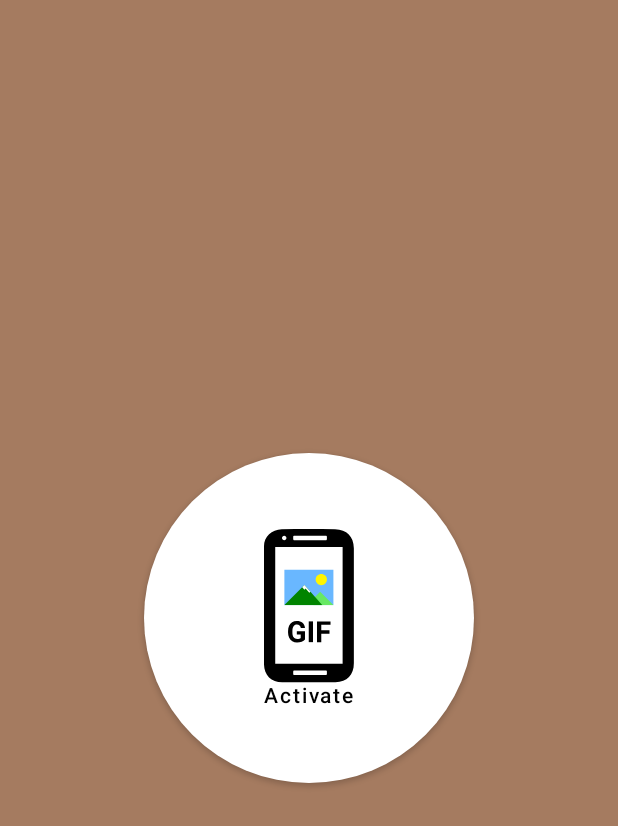
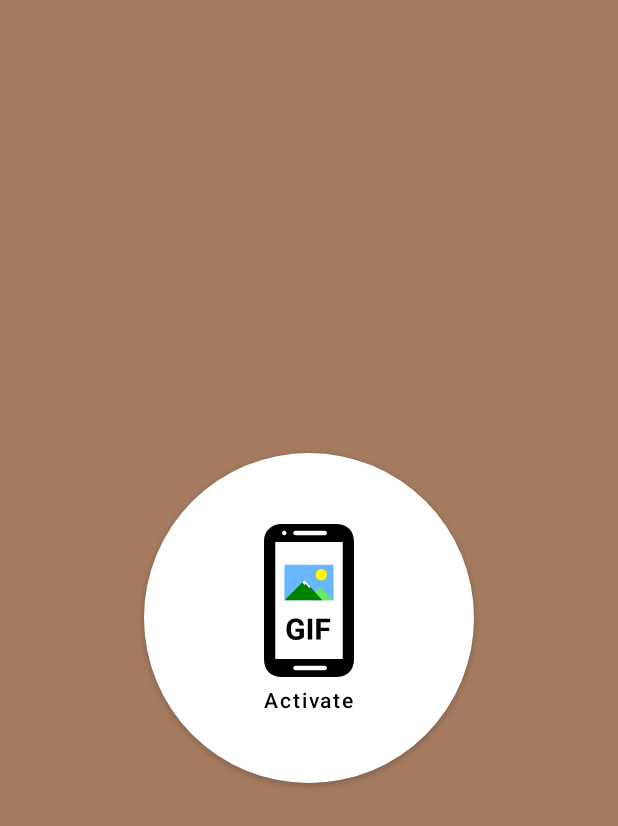
Before and after one commit to redwarp/gif-wallpaper, an Android app built with Jetpack Compose: the screen it shows after launch (MainActivity), on a phone screen of 412 x 824 dp. Shown: the top 826 px of the screen. Run offline under Robolectric (Android 15) with nearby library versions, the phone set to English and light mode, and no system bars; our stand-ins replace accompanist; libraries missing offline, so code that uses them is left out: androidx.palette.graphics, app.redwarp.gif.

Commit message:
chore: Update phone launch graphic

```diff
--- a/app/src/main/java/net/redwarp/gifwallpaper/ui/LauncherComposable.kt
+++ b/app/src/main/java/net/redwarp/gifwallpaper/ui/LauncherComposable.kt
@@ -21,6 +21,7 @@ import androidx.compose.foundation.Image
 import androidx.compose.foundation.background
 import androidx.compose.foundation.layout.Arrangement
 import androidx.compose.foundation.layout.Column
+import androidx.compose.foundation.layout.Spacer
 import androidx.compose.foundation.layout.fillMaxHeight
 import androidx.compose.foundation.layout.fillMaxWidth
 import androidx.compose.foundation.layout.size
@@ -61,6 +62,7 @@ fun LauncherUi(onClick: () -> Unit) {
                     painter = painterResource(id = R.drawable.phone_large),
                     contentDescription = null
                 )
+                Spacer(modifier = Modifier.size(8.dp))
                 Text(
                     text = stringResource(id = R.string.activate),
                     style = MaterialTheme.typography.button
--- a/app/src/main/res/drawable-night/phone_large.xml
+++ b/app/src/main/res/drawable-night/phone_large.xml
@@ -1,65 +1,54 @@
 <vector xmlns:android="http://schemas.android.com/apk/res/android"
     android:width="60dp"
-    android:height="104dp"
+    android:height="102dp"
     android:viewportWidth="60"
-    android:viewportHeight="104">
-  <path
-      android:pathData="M52.5,12H7.5V90H52.5V12Z"
-      android:fillColor="#ffffff"/>
-  <path
-      android:pathData="M60,89.662C60,97.463 55.5,102.112 47.7,102.262C43.75,102.262 39.8,102.279 35.85,102.296C27.95,102.329 20.05,102.362 12.15,102.262C4.8,102.262 0.15,97.613 0,90.412V11.363C0,5.063 5.1,0.262 11.85,0.112C23.7,-0.038 35.55,-0.038 47.4,0.112C55.35,0.262 59.85,4.912 60,12.863V89.662ZM52.5,90H7.5V12H52.5V90Z"
-      android:fillColor="#000000"
-      android:fillType="evenOdd"/>
-  <path
-      android:pathData="M12,6a1.5,1.5 0,1 0,3 0a1.5,1.5 0,1 0,-3 0z"
-      android:fillColor="#ffffff"/>
-  <path
-      android:pathData="M20.5,4.5L41,4.5A1,1 0,0 1,42 5.5L42,6.5A1,1 0,0 1,41 7.5L20.5,7.5A1,1 0,0 1,19.5 6.5L19.5,5.5A1,1 0,0 1,20.5 4.5z"
-      android:fillColor="#ffffff"/>
-  <path
-      android:pathData="M20.5,94.5L41,94.5A1,1 0,0 1,42 95.5L42,96.5A1,1 0,0 1,41 97.5L20.5,97.5A1,1 0,0 1,19.5 96.5L19.5,95.5A1,1 0,0 1,20.5 94.5z"
-      android:fillColor="#ffffff"/>
+    android:viewportHeight="102">
   <group>
     <clip-path
-        android:pathData="M13.5,27h33v23.888h-33z"/>
+        android:pathData="M0,0h60v102H0z"/>
     <path
-        android:pathData="M13.5,27h33v23.888h-33z"
+        android:pathData="M6,10.5h48v81H6z"
+        android:fillColor="#F2EDDC"/>
+    <group>
+      <clip-path
+          android:pathData="M13.5,27h33v24L13.5,51z"/>
+      <path
+          android:pathData="M13.5,27h33v24h-33z"
           android:fillColor="#004789"/>
       <path
-        android:pathData="M37.5,41.888L33,46.388V50.888H46.5L37.5,41.888Z"
+          android:pathData="m37.5,41.96 l-4.5,4.52V51h13.5l-9,-9.04Z"
           android:fillColor="#008400"/>
       <path
-        android:pathData="M27,37.388L13.5,50.888H39L27,37.388Z"
-        android:fillColor="#006600"/>
+          android:pathData="M27,37.44 L13.5,51H39L27,37.44Z"
+          android:fillColor="#060"/>
       <path
-        android:pathData="M27,40.537L25.5,38.888L27,37.388L30.999,41.888L30.25,42.638L27.75,39.787L27,40.537Z"
-        android:fillColor="#ffffff"/>
+          android:pathData="m27,40.6 l-1.5,-1.66 1.5,-1.51 4,4.52 -0.75,0.75 -2.5,-2.86 -0.75,0.75Z"
+          android:fillColor="#fff"/>
       <path
-        android:pathData="M25.5,30C25.5,30.828 24.828,31.5 24,31.5C24.828,31.5 25.5,32.172 25.5,33C25.5,32.172 26.172,31.5 27,31.5C26.172,31.5 25.5,30.828 25.5,30Z"
+          android:pathData="M25.5,30.01c0,0.83 -0.67,1.51 -1.5,1.51 0.83,0 1.5,0.68 1.5,1.51 0,-0.83 0.67,-1.51 1.5,-1.51 -0.83,0 -1.5,-0.68 -1.5,-1.51Z"
           android:fillColor="#FFF500"/>
       <path
-        android:pathData="M16.5,30C16.5,30.828 15.828,31.5 15,31.5C15.828,31.5 16.5,32.172 16.5,33C16.5,32.172 17.172,31.5 18,31.5C17.172,31.5 16.5,30.828 16.5,30Z"
+          android:pathData="M16.5,30.01c0,0.83 -0.67,1.51 -1.5,1.51 0.83,0 1.5,0.68 1.5,1.51 0,-0.83 0.67,-1.51 1.5,-1.51 -0.83,0 -1.5,-0.68 -1.5,-1.51Z"
           android:fillColor="#FF9264"/>
       <path
-        android:pathData="M21,34.5C21,35.328 20.328,36 19.5,36C20.328,36 21,36.672 21,37.5C21,36.672 21.672,36 22.5,36C21.672,36 21,35.328 21,34.5Z"
-        android:fillColor="#ffffff"/>
+          android:pathData="M21,34.53c0,0.83 -0.67,1.51 -1.5,1.51 0.83,0 1.5,0.68 1.5,1.51 0,-0.83 0.67,-1.51 1.5,-1.51 -0.83,0 -1.5,-0.67 -1.5,-1.51ZM31.5,33.03c0,0.83 -0.67,1.51 -1.5,1.51 0.83,0 1.5,0.68 1.5,1.51 0,-0.83 0.67,-1.51 1.5,-1.51 -0.83,0 -1.5,-0.67 -1.5,-1.51Z"
+          android:fillColor="#fff"/>
       <path
-        android:pathData="M31.5,33C31.5,33.828 30.828,34.5 30,34.5C30.828,34.5 31.5,35.172 31.5,36C31.5,35.172 32.172,34.5 33,34.5C32.172,34.5 31.5,33.828 31.5,33Z"
-        android:fillColor="#ffffff"/>
-    <path
-        android:pathData="M38.25,33.75m-3.75,0a3.75,3.75 0,1 1,7.5 0a3.75,3.75 0,1 1,-7.5 0"
+          android:pathData="M34.5,33.78a3.75,3.77 0,1 0,7.5 0a3.75,3.77 0,1 0,-7.5 0z"
           android:fillColor="#00095E"/>
       <path
-        android:pathData="M36.058,30.66C35.114,31.341 34.5,32.45 34.5,33.703C34.5,35.774 36.179,37.453 38.25,37.453C38.819,37.453 39.358,37.326 39.841,37.1C37.594,36.233 36,34.053 36,31.5C36,31.215 36.02,30.934 36.058,30.66Z"
-        android:fillColor="#ffffff"/>
+          android:pathData="M36.06,30.68a3.77,3.77 0,0 0,-1.56 3.06,3.76 3.76,0 0,0 3.75,3.77 3.72,3.72 0,0 0,1.59 -0.35,6.03 6.03,0 0,1 -3.78,-6.47Z"
+          android:fillColor="#fff"/>
     </group>
     <path
-      android:pathData="M27.372,73.802C26.858,74.418 26.131,74.897 25.192,75.24C24.252,75.576 23.211,75.744 22.069,75.744C20.869,75.744 19.815,75.484 18.907,74.963C18.006,74.437 17.308,73.675 16.813,72.678C16.324,71.682 16.073,70.51 16.06,69.165V68.222C16.06,66.838 16.292,65.642 16.756,64.633C17.225,63.617 17.898,62.842 18.774,62.309C19.656,61.77 20.688,61.5 21.869,61.5C23.513,61.5 24.798,61.894 25.725,62.681C26.652,63.461 27.201,64.601 27.372,66.099H24.592C24.465,65.305 24.182,64.725 23.744,64.356C23.313,63.988 22.716,63.804 21.954,63.804C20.983,63.804 20.244,64.169 19.736,64.899C19.228,65.629 18.971,66.715 18.965,68.156V69.041C18.965,70.495 19.241,71.593 19.793,72.336C20.345,73.078 21.154,73.45 22.221,73.45C23.294,73.45 24.059,73.221 24.516,72.764V70.374H21.916V68.27H27.372V73.802Z"
-      android:fillColor="#000000"/>
+        android:pathData="M26.62,75.31c-0.53,0.62 -1.27,1.1 -2.24,1.44 -0.96,0.34 -2.04,0.5 -3.21,0.5 -1.23,0 -2.32,-0.26 -3.25,-0.78 -0.93,-0.53 -1.64,-1.29 -2.15,-2.29 -0.5,-1 -0.76,-2.17 -0.77,-3.52v-0.94c0,-1.38 0.24,-2.58 0.71,-3.59 0.48,-1.02 1.17,-1.79 2.07,-2.32 0.91,-0.54 1.97,-0.81 3.18,-0.81 1.69,0 3.01,0.39 3.96,1.18 0.95,0.78 1.52,1.92 1.69,3.42h-2.86c-0.13,-0.79 -0.42,-1.38 -0.87,-1.74 -0.44,-0.37 -1.06,-0.55 -1.84,-0.55 -1,0 -1.76,0.37 -2.28,1.1 -0.52,0.73 -0.79,1.82 -0.79,3.26v0.89c0,1.45 0.28,2.55 0.85,3.3 0.57,0.74 1.4,1.11 2.49,1.11 1.1,0 1.89,-0.23 2.36,-0.69v-2.39h-2.67v-2.11h5.61v5.53ZM32.13,77.06h-2.93V63.19h2.93v13.87ZM43.43,71.39h-5.64v5.67h-2.93V63.19h9.27v2.32h-6.34v3.58h5.64v2.31Z"
+        android:fillColor="#000"/>
     <path
-      android:pathData="M32.733,75.554H29.876V61.69H32.733V75.554Z"
-      android:fillColor="#000000"/>
+        android:pathData="M18,93h25.5v6H18zM10.5,3h33v6h-33z"
+        android:fillColor="#F2EDDC"/>
     <path
-      android:pathData="M43.73,69.888H38.246V75.554H35.389V61.69H44.416V64.004H38.246V67.584H43.73V69.888Z"
-      android:fillColor="#000000"/>
+        android:pathData="M48,102c7.5,0 12,-4.5 12,-12L60,12c0,-7.5 -4.5,-12 -12,-12L12,0C4.5,0 0,5.06 0,11.36L0,90c0,7.5 4.5,12 12,12h36ZM7.5,90h45L52.5,12h-45v78ZM13.5,7.5a1.5,1.5 0,1 0,0 -3,1.5 1.5,0 0,0 0,3ZM19.5,6A1.5,1.5 0,0 1,21 4.5h19.5a1.5,1.5 0,0 1,0 3L21,7.5A1.5,1.5 0,0 1,19.5 6ZM21,94.5a1.5,1.5 0,0 0,0 3h19.5a1.5,1.5 0,0 0,0 -3L21,94.5Z"
+        android:fillColor="#000"
+        android:fillType="evenOdd"/>
+  </group>
 </vector>
--- a/app/src/main/res/drawable/phone_large.xml
+++ b/app/src/main/res/drawable/phone_large.xml
@@ -1,50 +1,42 @@
 <vector xmlns:android="http://schemas.android.com/apk/res/android"
     android:width="60dp"
-    android:height="103.5dp"
-    android:viewportWidth="80"
-    android:viewportHeight="138">
-  <path
-      android:pathData="M70,16H10V120H70V16Z"
-      android:fillColor="#ffffff"/>
-  <path
-      android:pathData="M80,119.55C80,129.95 74,136.15 63.6,136.35C58.333,136.35 53.067,136.372 47.8,136.394C37.267,136.439 26.733,136.483 16.2,136.35C6.4,136.35 0.2,130.15 0,120.55V15.15C0,6.75 6.8,0.35 15.8,0.15C31.6,-0.05 47.4,-0.05 63.2,0.15C73.8,0.35 79.8,6.55 80,17.15V119.55ZM70,120H10V16H70V120Z"
-      android:fillColor="#000000"
-      android:fillType="evenOdd"/>
-  <path
-      android:pathData="M18,8m-2,0a2,2 0,1 1,4 0a2,2 0,1 1,-4 0"
-      android:fillColor="#ffffff"/>
-  <path
-      android:pathData="M27,6L55,6A1,1 0,0 1,56 7L56,9A1,1 0,0 1,55 10L27,10A1,1 0,0 1,26 9L26,7A1,1 0,0 1,27 6z"
-      android:fillColor="#ffffff"/>
-  <path
-      android:pathData="M27,126L55,126A1,1 0,0 1,56 127L56,129A1,1 0,0 1,55 130L27,130A1,1 0,0 1,26 129L26,127A1,1 0,0 1,27 126z"
-      android:fillColor="#ffffff"/>
+    android:height="102dp"
+    android:viewportWidth="60"
+    android:viewportHeight="102">
   <group>
     <clip-path
-        android:pathData="M18,36h44v31.85h-44z"/>
+        android:pathData="M0,0h60v102H0z"/>
     <path
-        android:pathData="M18,36h44v31.85h-44z"
+        android:pathData="M6,10.5h48v81H6z"
+        android:fillColor="#fff"/>
+    <group>
+      <clip-path
+          android:pathData="M13.5,27h33v24L13.5,51z"/>
+      <path
+          android:pathData="M13.5,27h33v24h-33z"
           android:fillColor="#69B7FF"/>
       <path
-        android:pathData="M50,55.85L44,61.85V67.85H62L50,55.85Z"
+          android:pathData="m37.5,41.96 l-4.5,4.52V51h13.5l-9,-9.04Z"
           android:fillColor="#67E863"/>
       <path
-        android:pathData="M36,49.85L18,67.85H52L36,49.85Z"
+          android:pathData="M27,37.44 L13.5,51H39L27,37.44Z"
           android:fillColor="#008400"/>
       <path
-        android:pathData="M36,54.05L34,51.85L36,49.85L41.332,55.85L40.333,56.85L37,53.05L36,54.05Z"
-        android:fillColor="#ffffff"/>
+          android:pathData="m27,40.6 l-1.5,-1.66 1.5,-1.51 4,4.52 -0.75,0.75 -2.5,-2.86 -0.75,0.75Z"
+          android:fillColor="#fff"/>
       <path
-        android:pathData="M51,45m-5,0a5,5 0,1 1,10 0a5,5 0,1 1,-10 0"
+          android:pathData="M34.5,33.78a3.75,3.77 0,1 0,7.5 0a3.75,3.77 0,1 0,-7.5 0z"
           android:fillColor="#FFF500"/>
     </group>
     <path
-      android:pathData="M36.496,98.402C35.811,99.223 34.841,99.862 33.589,100.319C32.336,100.768 30.948,100.992 29.425,100.992C27.825,100.992 26.42,100.645 25.21,99.951C24.008,99.249 23.077,98.233 22.417,96.904C21.765,95.576 21.431,94.014 21.414,92.22V90.963C21.414,89.118 21.723,87.522 22.341,86.177C22.967,84.823 23.864,83.79 25.032,83.079C26.209,82.36 27.584,82 29.158,82C31.35,82 33.064,82.525 34.3,83.574C35.535,84.615 36.268,86.134 36.496,88.132H32.789C32.62,87.074 32.243,86.299 31.659,85.809C31.084,85.318 30.288,85.072 29.272,85.072C27.978,85.072 26.992,85.559 26.315,86.532C25.637,87.506 25.295,88.953 25.286,90.874V92.055C25.286,93.993 25.654,95.457 26.391,96.447C27.127,97.438 28.206,97.933 29.628,97.933C31.058,97.933 32.078,97.628 32.688,97.019V93.832H29.222V91.026H36.496V98.402Z"
-      android:fillColor="#000000"/>
+        android:pathData="M26.62,75.31c-0.53,0.62 -1.27,1.1 -2.24,1.44 -0.96,0.34 -2.04,0.5 -3.21,0.5 -1.23,0 -2.32,-0.26 -3.25,-0.78 -0.93,-0.53 -1.64,-1.29 -2.15,-2.29 -0.5,-1 -0.76,-2.17 -0.77,-3.52v-0.94c0,-1.38 0.24,-2.58 0.71,-3.59 0.48,-1.02 1.17,-1.79 2.07,-2.32 0.91,-0.54 1.97,-0.81 3.18,-0.81 1.69,0 3.01,0.39 3.96,1.18 0.95,0.78 1.52,1.92 1.69,3.42h-2.86c-0.13,-0.79 -0.42,-1.38 -0.87,-1.74 -0.44,-0.37 -1.06,-0.55 -1.84,-0.55 -1,0 -1.76,0.37 -2.28,1.1 -0.52,0.73 -0.79,1.82 -0.79,3.26v0.89c0,1.45 0.28,2.55 0.85,3.3 0.57,0.74 1.4,1.11 2.49,1.11 1.1,0 1.89,-0.23 2.36,-0.69v-2.39h-2.67v-2.11h5.61v5.53ZM32.13,77.06h-2.93V63.19h2.93v13.87ZM43.43,71.39h-5.64v5.67h-2.93V63.19h9.27v2.32h-6.34v3.58h5.64v2.31Z"
+        android:fillColor="#000"/>
     <path
-      android:pathData="M43.644,100.738H39.835V82.254H43.644V100.738Z"
-      android:fillColor="#000000"/>
+        android:pathData="M18,93h25.5v6H18zM10.5,3h33v6h-33z"
+        android:fillColor="#fff"/>
     <path
-      android:pathData="M58.307,93.185H50.994V100.738H47.186V82.254H59.221V85.339H50.994V90.112H58.307V93.185Z"
-      android:fillColor="#000000"/>
+        android:pathData="M48,102c7.5,0 12,-4.5 12,-12L60,12c0,-7.5 -4.5,-12 -12,-12L12,0C4.5,0 0,5.06 0,11.36L0,90c0,7.5 4.5,12 12,12h36ZM7.5,90h45L52.5,12h-45v78ZM13.5,7.5a1.5,1.5 0,1 0,0 -3,1.5 1.5,0 0,0 0,3ZM19.5,6A1.5,1.5 0,0 1,21 4.5h19.5a1.5,1.5 0,0 1,0 3L21,7.5A1.5,1.5 0,0 1,19.5 6ZM21,94.5a1.5,1.5 0,0 0,0 3h19.5a1.5,1.5 0,0 0,0 -3L21,94.5Z"
+        android:fillColor="#000"
+        android:fillType="evenOdd"/>
+  </group>
 </vector>
```
Also changed, not shown: 2 other files. Lines whose indentation alone changed are shown as unchanged.
